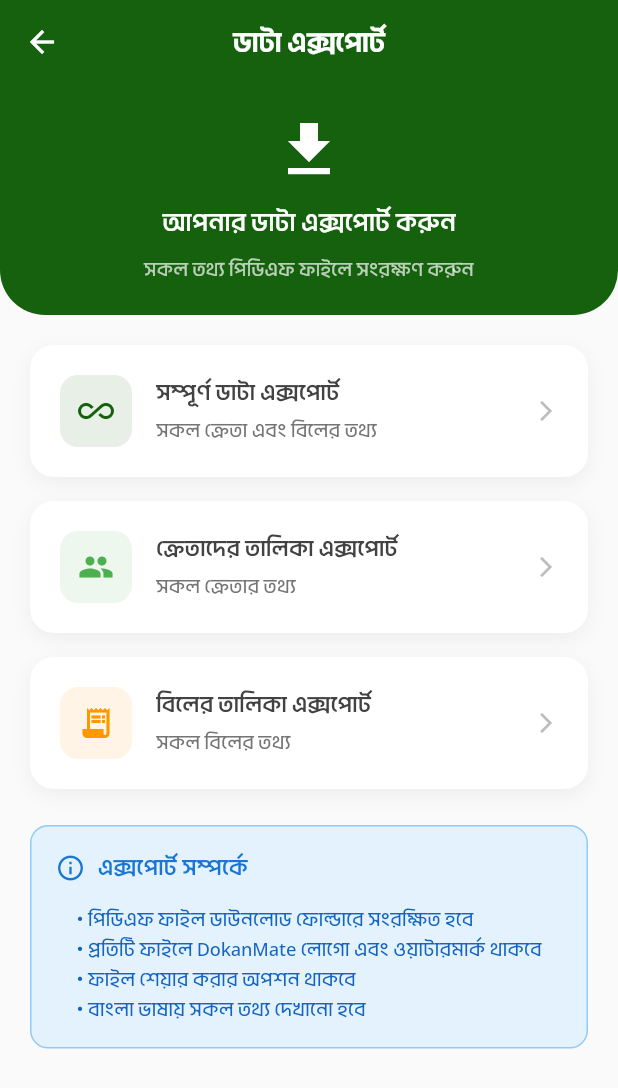
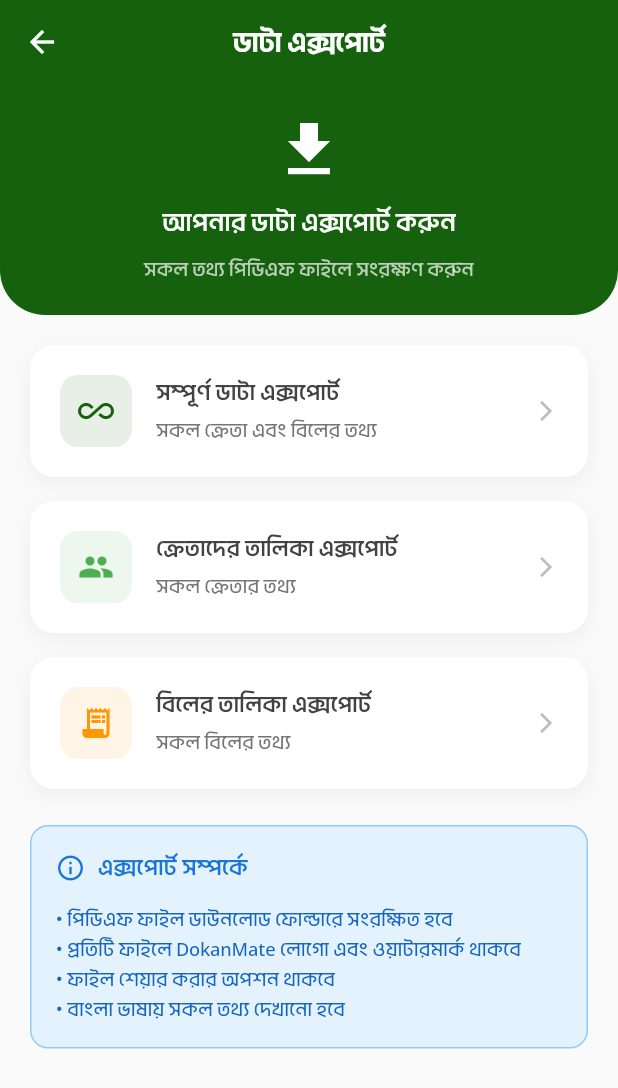
Before and after one commit to ratulhasanruhan/dokanmate_app, a Flutter app: the ExportDataScreen screen opened by its route, on a phone screen of 412 x 824 dp. Shown: the top 1088 px of the screen. Run offline on Flutter 3.47's test engine with Material 3 defaults, Android fonts, the light colour scheme and no system bars; our stand-ins replace cloud_firestore, device_info_plus, dropdown_search, firebase_auth, firebase_core, fl_chart and 8 more; accounts and stored records are empty.

Commit message:
Improve layout and responsiveness in export data screen and seller detail report; update window title

```diff
--- a/lib/features/export_data/view/screen/export_data_screen.dart
+++ b/lib/features/export_data/view/screen/export_data_screen.dart
@@ -120,6 +120,7 @@ class ExportDataScreen extends StatelessWidget {
                       border: Border.all(color: Colors.blue[200]!),
                     ),
                     child: Column(
+                      crossAxisAlignment: CrossAxisAlignment.start,
                       children: [
                         Row(
                           children: [
--- a/lib/features/seller/view/screen/seller_detail_report.dart
+++ b/lib/features/seller/view/screen/seller_detail_report.dart
@@ -147,7 +147,7 @@ class SellerDetailReportPage extends StatelessWidget {
             GridView.count(
               shrinkWrap: true,
               physics: NeverScrollableScrollPhysics(),
-              crossAxisCount: 2,
+              crossAxisCount: MediaQuery.of(context).size.width > 600 ? 4 : 2,
               crossAxisSpacing: 12,
               mainAxisSpacing: 12,
               childAspectRatio: 1.2,
```
Also changed, not shown: 1 other file.
